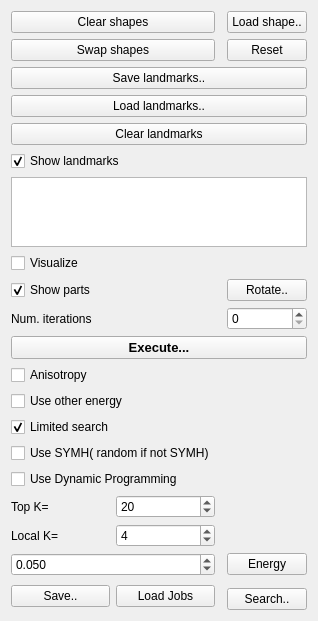
The window that ddtt/experiment/experiment-widget.ui (ialhashim/ddtt-dev) describes before a commit, drawn with Qt 5.
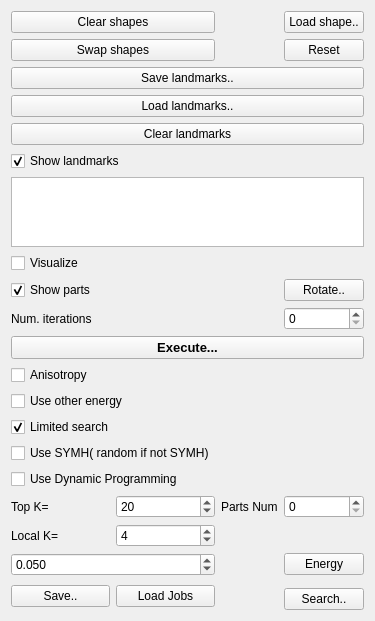
The same window after the commit.

Commit message: [experiment] experimenting with special cases.

```diff
--- a/ddtt/experiment/experiment-widget.ui
+++ b/ddtt/experiment/experiment-widget.ui
@@ -301,6 +301,20 @@
      </property>
     </widget>
    </item>
+   <item row="22" column="1">
+    <widget class="QLabel" name="label_4">
+     <property name="text">
+      <string>Parts Num</string>
+     </property>
+    </widget>
+   </item>
+   <item row="22" column="2">
+    <widget class="QSpinBox" name="topParts">
+     <property name="maximum">
+      <number>512</number>
+     </property>
+    </widget>
+   </item>
   </layout>
  </widget>
  <resources/>
```
The commit also changes 4 other files.
